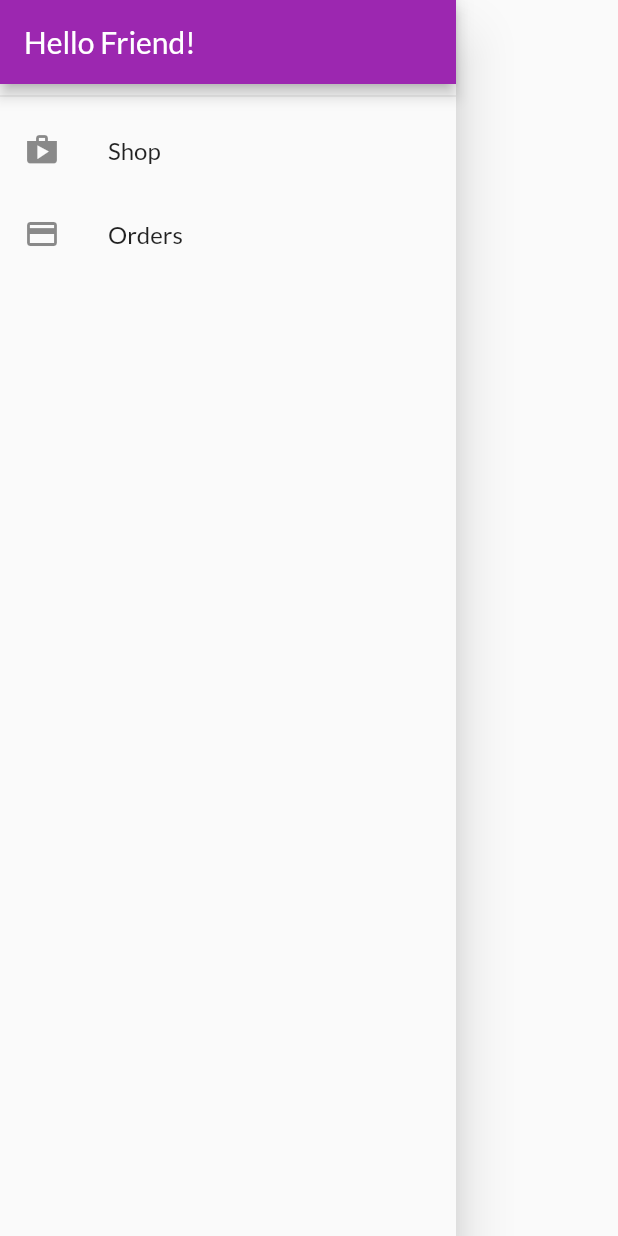
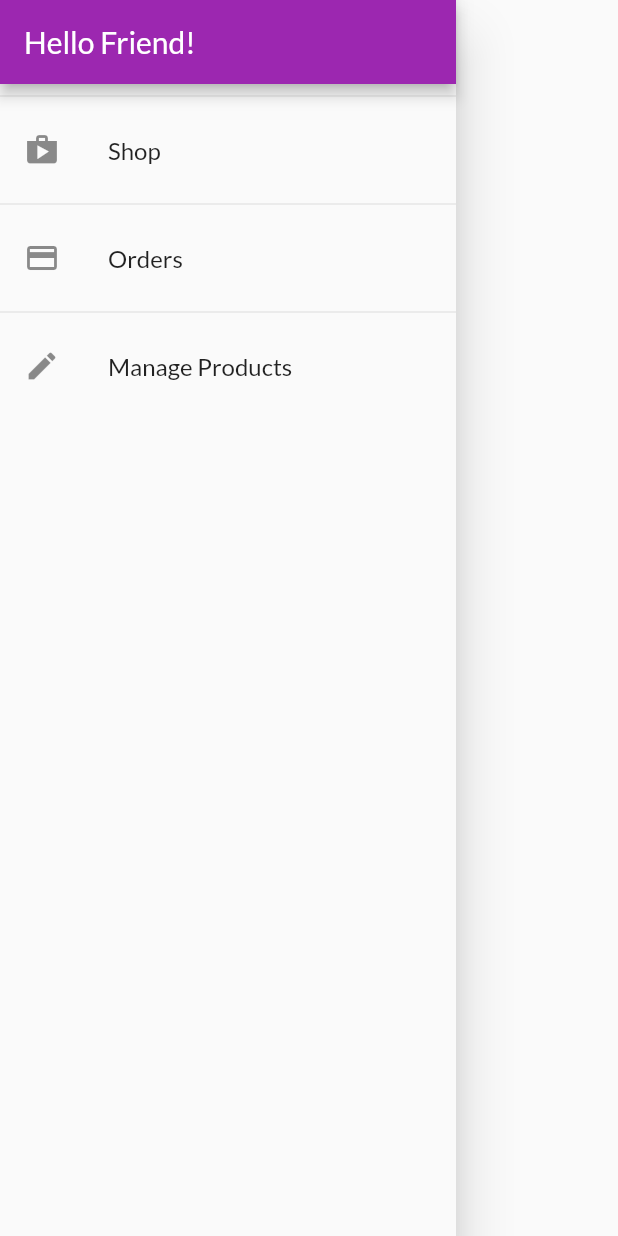
Before and after one commit to owenbriceindrianarison/shop_app, a Flutter app: the AppDrawer widget shown alone on an empty page, opened directly, on a phone screen of 412 x 824 dp. Run offline on Flutter 3.47's test engine with Material 2 defaults, Android fonts, the phone set to English and light mode, and no system bars; network calls fail.

Commit message:
Manage Product Page

```diff
--- a/lib/widgets/app_drawer.dart
+++ b/lib/widgets/app_drawer.dart
@@ -1,6 +1,7 @@
 import 'package:flutter/material.dart';
 
-import '../screens/orders_screen.dart';
+import 'package:shop_app/screens/orders_screen.dart';
+import 'package:shop_app/screens/user_product_screen.dart';
 
 class AppDrawer extends StatelessWidget {
   @override
@@ -17,20 +18,27 @@ class AppDrawer extends StatelessWidget {
             leading: Icon(
               Icons.shop,
             ),
-            title: const Text(
-              'Shop',
-            ),
+            title: const Text('Shop'),
             onTap: () => Navigator.of(context).pushReplacementNamed('/'),
           ),
+          Divider(),
           ListTile(
             leading: Icon(
               Icons.payment,
             ),
-            title: const Text(
-              'Orders',
-            ),
+            title: const Text('Orders'),
             onTap: () => Navigator.of(context).pushReplacementNamed(
               OrdersScreen.routeName,
+            ),
+          ),
+          Divider(),
+          ListTile(
+            leading: Icon(
+              Icons.edit,
+            ),
+            title: const Text('Manage Products'),
+            onTap: () => Navigator.of(context).pushReplacementNamed(
+              UserProductScreen.routeName,
             ),
           ),
         ],
```
Also changed, not shown: lib/main.dart (+9 -7 lines), lib/screens/user_product_screen.dart (added, +40 -0 lines), lib/widgets/user_product_item.dart (added, +39 -0 lines).
